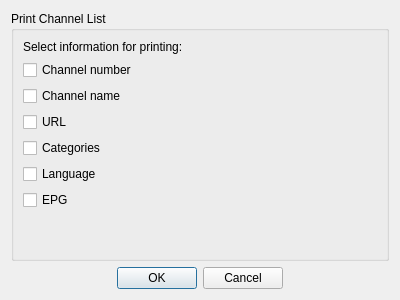
Above: src/ui/dialogs/PrintDialog.ui from ntadej/tano before the change. Below: the same form after it.
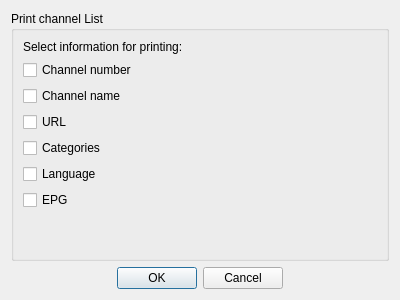
That is the form after the change. Icons and pictures are not drawn.

```diff
--- a/src/ui/dialogs/PrintDialog.ui
+++ b/src/ui/dialogs/PrintDialog.ui
@@ -21,7 +21,7 @@
    <item>
     <widget class="QGroupBox" name="channelListBox">
      <property name="title">
-      <string>Print Channel List</string>
+      <string>Print channel List</string>
      </property>
      <layout class="QVBoxLayout" name="verticalLayout_3">
       <item>
```
